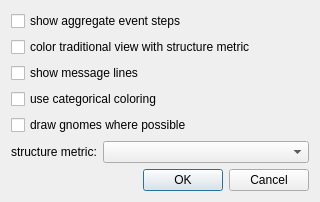
First picture: the form in visoptionsdialog.ui, repository LLNL/ravel, before the edit.
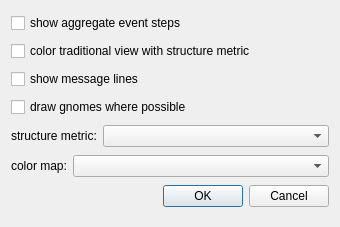
Second picture: the form after the edit.

Commit message: Added all three color map options and now you can change beetween them Removed some of the labels in StepVis

Diff of the .ui file:
```diff
--- a/visoptionsdialog.ui
+++ b/visoptionsdialog.ui
@@ -6,8 +6,8 @@
    <rect>
     <x>0</x>
     <y>0</y>
-    <width>320</width>
-    <height>197</height>
+    <width>340</width>
+    <height>227</height>
    </rect>
   </property>
   <property name="windowTitle">
@@ -35,13 +35,6 @@
      </property>
     </widget>
    </item>
-   <item>
-    <widget class="QCheckBox" name="categoricalCheckBox">
-     <property name="text">
-      <string>use categorical coloring</string>
-     </property>
-    </widget>
-   </item>
    <item>
     <widget class="QCheckBox" name="gnomeCheckBox">
      <property name="text">
@@ -70,6 +63,27 @@
      </item>
     </layout>
    </item>
+   <item>
+    <layout class="QHBoxLayout" name="horizontalLayout_2">
+     <item>
+      <widget class="QLabel" name="label_2">
+       <property name="text">
+        <string>color map:</string>
+       </property>
+      </widget>
+     </item>
+     <item>
+      <widget class="QComboBox" name="colorComboBox">
+       <property name="sizePolicy">
+        <sizepolicy hsizetype="Preferred" vsizetype="Fixed">
+         <horstretch>1</horstretch>
+         <verstretch>0</verstretch>
+        </sizepolicy>
+       </property>
+      </widget>
+     </item>
+    </layout>
+   </item>
    <item>
     <widget class="QDialogButtonBox" name="buttonBox">
      <property name="orientation">
```
The commit also changes 5 other files.
